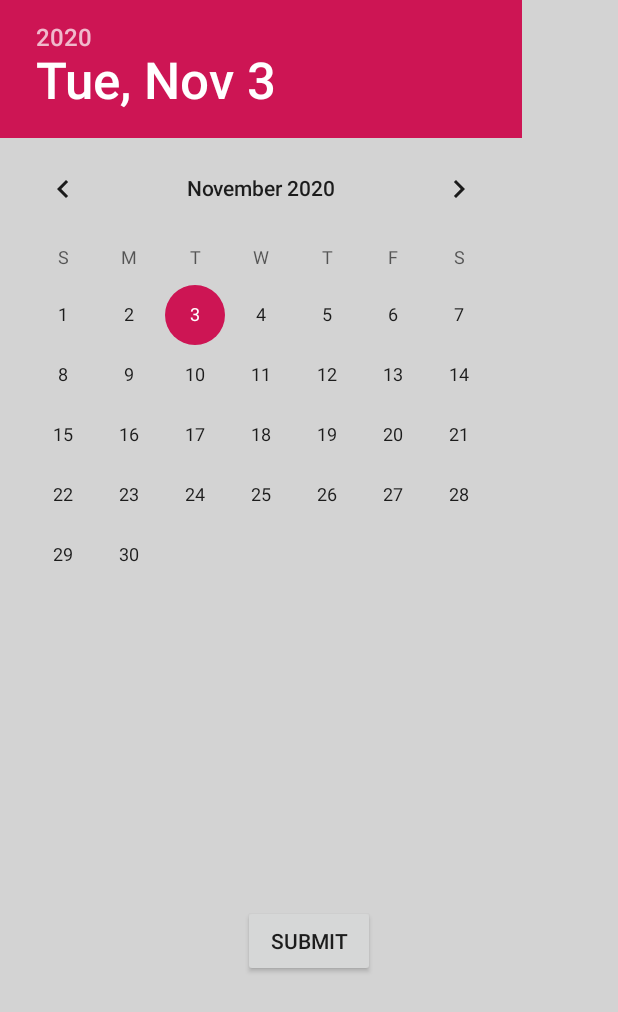
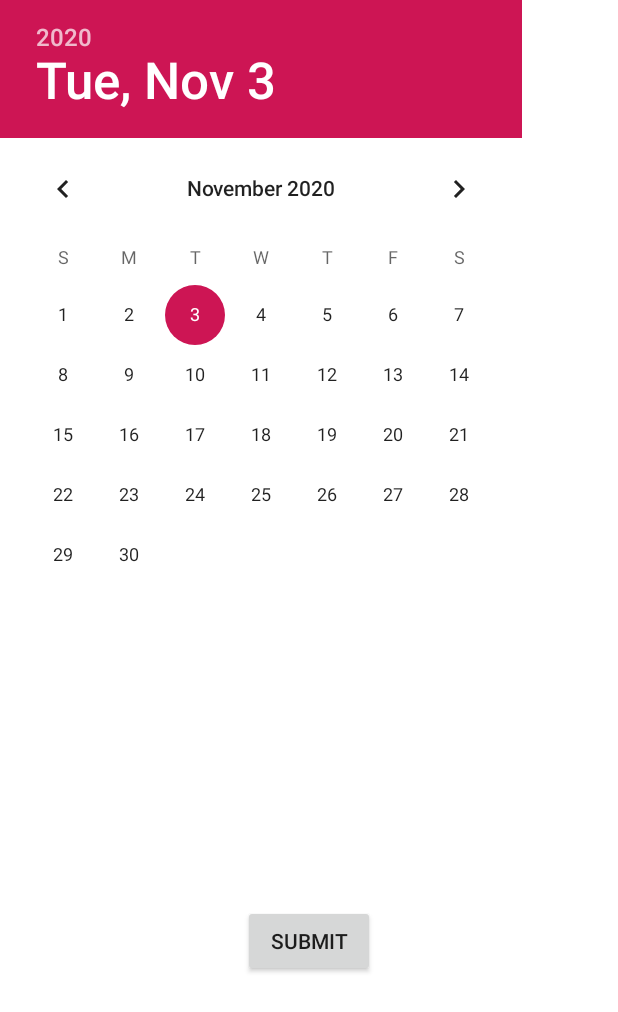
Before and after one commit to yvan-burrie-jcu/pancreart-app, an Android app: the layout popup_date_picker.xml on its own in the app's theme, with its tools: preview values and no code run, on a phone screen of 412 x 824 dp. Shown: the top 1012 px of the screen. Run offline under Robolectric (Android 15) with nearby library versions, the phone set to English and light mode, and no system bars.

Commit message:
Update popup_date_picker.xml

```diff
--- a/app/src/main/res/layout/popup_date_picker.xml
+++ b/app/src/main/res/layout/popup_date_picker.xml
@@ -7,7 +7,7 @@
     android:layout_height="match_parent"
     android:layout_gravity="center"
     android:orientation="vertical"
-    android:background="@color/lightGray">
+    android:background="@color/white">
 
     <DatePicker
         android:id="@+id/date_picker"
```
